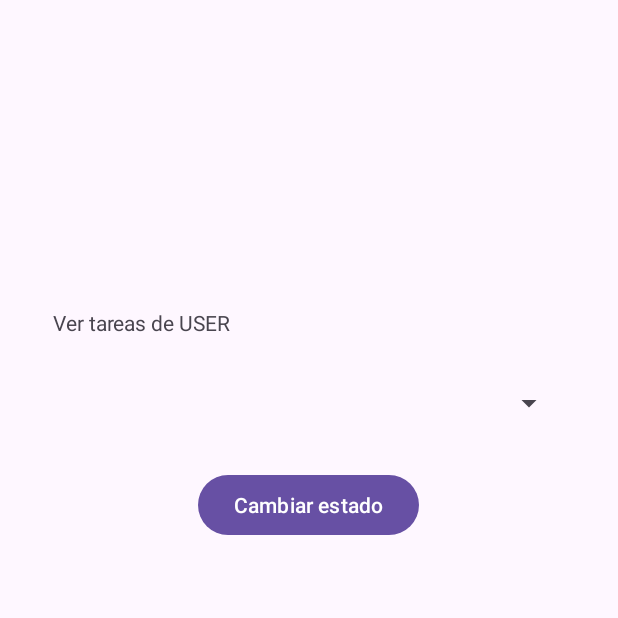
After one commit to Santy2304/Lab3_20210751, an Android app: the Tasks screen opened directly, with no data from a screen before it, on a phone screen of 412 x 824 dp, the top half of it. The commit adds this screen. Run offline under Robolectric (Android 15) with nearby library versions, the phone set to English and light mode, and no system bars.

Commit message:
nuevoActivity

```diff
--- a/app/src/main/AndroidManifest.xml
+++ b/app/src/main/AndroidManifest.xml
@@ -14,6 +14,9 @@
         android:usesCleartextTraffic="true"
         tools:targetApi="31">
         <activity
+            android:name=".Tasks"
+            android:exported="false" />
+        <activity
             android:name=".Timer"
             android:exported="false" />
         <activity
--- /dev/null
+++ b/app/src/main/java/com/example/lab3_20210751/Tasks.java
@@ -0,0 +1,24 @@
+package com.example.lab3_20210751;
+
+import android.os.Bundle;
+
+import androidx.activity.EdgeToEdge;
+import androidx.appcompat.app.AppCompatActivity;
+import androidx.core.graphics.Insets;
+import androidx.core.view.ViewCompat;
+import androidx.core.view.WindowInsetsCompat;
+
+public class Tasks extends AppCompatActivity {
+
+    @Override
+    protected void onCreate(Bundle savedInstanceState) {
+        super.onCreate(savedInstanceState);
+        EdgeToEdge.enable(this);
+        setContentView(R.layout.activity_tasks);
+        ViewCompat.setOnApplyWindowInsetsListener(findViewById(R.id.main), (v, insets) -> {
+            Insets systemBars = insets.getInsets(WindowInsetsCompat.Type.systemBars());
+            v.setPadding(systemBars.left, systemBars.top, systemBars.right, systemBars.bottom);
+            return insets;
+        });
+    }
+}
--- /dev/null
+++ b/app/src/main/res/layout/activity_tasks.xml
@@ -0,0 +1,48 @@
+<?xml version="1.0" encoding="utf-8"?>
+<androidx.constraintlayout.widget.ConstraintLayout xmlns:android="http://schemas.android.com/apk/res/android"
+    xmlns:app="http://schemas.android.com/apk/res-auto"
+    xmlns:tools="http://schemas.android.com/tools"
+    android:id="@+id/main"
+    android:layout_width="match_parent"
+    android:layout_height="match_parent"
+    tools:context=".Tasks">
+
+    <LinearLayout
+        android:layout_width="match_parent"
+        android:layout_height="wrap_content"
+        android:orientation="vertical"
+        android:padding="25dp"
+        app:layout_constraintBottom_toBottomOf="parent"
+        app:layout_constraintEnd_toEndOf="parent"
+        app:layout_constraintStart_toStartOf="parent"
+        app:layout_constraintTop_toTopOf="parent"
+        app:layout_constraintVertical_bias="0.284">
+
+        <TextView
+            android:id="@+id/textUserTask"
+            android:layout_margin="10dp"
+            android:layout_width="wrap_content"
+            android:layout_height="wrap_content"
+            android:text="Ver tareas de USER"
+            />
+
+        <Spinner
+            android:id="@+id/spinner"
+            android:layout_width="match_parent"
+            android:layout_height="48dp"
+            android:layout_margin="10dp"
+            tools:layout_editor_absoluteX="1dp"
+            tools:layout_editor_absoluteY="302dp" />
+
+
+        <Button
+            android:id="@+id/changeState"
+            android:layout_gravity="center_horizontal"
+            android:layout_width="wrap_content"
+            android:layout_height="wrap_content"
+            android:layout_margin="10dp"
+            android:text="Cambiar estado"/>
+    </LinearLayout>
+
+
+</androidx.constraintlayout.widget.ConstraintLayout>
--- a/app/src/main/res/layout/activity_timer.xml
+++ b/app/src/main/res/layout/activity_timer.xml
@@ -96,6 +96,8 @@
             app:icon="@drawable/play_arrow_24px"
             android:iconGravity="center"
             />
+
+
     </LinearLayout>
 
 
```
